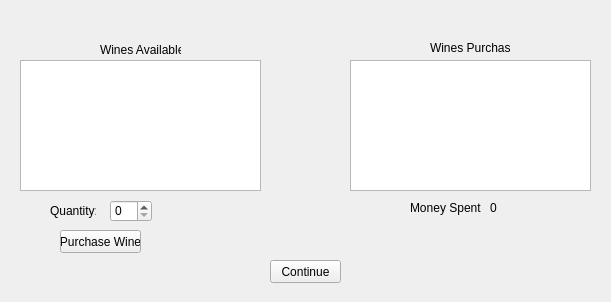
Above: intour.ui from DuncanBauer/WineryTours before the change. Below: the same form after it.
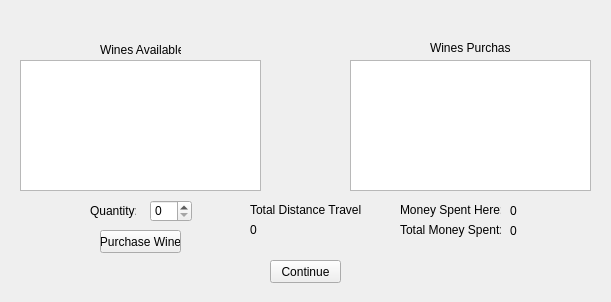
That is the form after the change.

```diff
--- a/intour.ui
+++ b/intour.ui
@@ -10,6 +10,18 @@
     <height>302</height>
    </rect>
   </property>
+  <property name="minimumSize">
+   <size>
+    <width>611</width>
+    <height>302</height>
+   </size>
+  </property>
+  <property name="maximumSize">
+   <size>
+    <width>611</width>
+    <height>302</height>
+   </size>
+  </property>
   <property name="windowTitle">
    <string>Form</string>
   </property>
@@ -42,7 +54,7 @@
   <widget class="QPushButton" name="purchWineButton">
    <property name="geometry">
     <rect>
-     <x>60</x>
+     <x>100</x>
      <y>230</y>
      <width>81</width>
      <height>23</height>
@@ -81,23 +93,23 @@
   <widget class="QLabel" name="totalLabel">
    <property name="geometry">
     <rect>
-     <x>410</x>
+     <x>400</x>
      <y>200</y>
-     <width>71</width>
-     <height>16</height>
+     <width>101</width>
+     <height>20</height>
     </rect>
    </property>
    <property name="text">
-    <string>Money Spent: </string>
+    <string>Money Spent Here: </string>
    </property>
   </widget>
   <widget class="QLabel" name="totalInt">
    <property name="geometry">
     <rect>
-     <x>490</x>
+     <x>510</x>
      <y>200</y>
-     <width>46</width>
-     <height>16</height>
+     <width>81</width>
+     <height>21</height>
     </rect>
    </property>
    <property name="text">
@@ -107,7 +119,7 @@
   <widget class="QSpinBox" name="spinBox">
    <property name="geometry">
     <rect>
-     <x>110</x>
+     <x>150</x>
      <y>200</y>
      <width>42</width>
      <height>22</height>
@@ -117,7 +129,7 @@
   <widget class="QLabel" name="label">
    <property name="geometry">
     <rect>
-     <x>50</x>
+     <x>90</x>
      <y>200</y>
      <width>46</width>
      <height>21</height>
@@ -147,6 +159,58 @@
     </rect>
    </property>
   </widget>
+  <widget class="QLabel" name="totalLabel_2">
+   <property name="geometry">
+    <rect>
+     <x>400</x>
+     <y>220</y>
+     <width>101</width>
+     <height>20</height>
+    </rect>
+   </property>
+   <property name="text">
+    <string>Total Money Spent:</string>
+   </property>
+  </widget>
+  <widget class="QLabel" name="totalSpent">
+   <property name="geometry">
+    <rect>
+     <x>510</x>
+     <y>220</y>
+     <width>81</width>
+     <height>21</height>
+    </rect>
+   </property>
+   <property name="text">
+    <string>0</string>
+   </property>
+  </widget>
+  <widget class="QLabel" name="totalLabel_3">
+   <property name="geometry">
+    <rect>
+     <x>250</x>
+     <y>200</y>
+     <width>111</width>
+     <height>20</height>
+    </rect>
+   </property>
+   <property name="text">
+    <string>Total Distance Traveled:</string>
+   </property>
+  </widget>
+  <widget class="QLabel" name="distanceTraveled">
+   <property name="geometry">
+    <rect>
+     <x>250</x>
+     <y>220</y>
+     <width>111</width>
+     <height>20</height>
+    </rect>
+   </property>
+   <property name="text">
+    <string>0</string>
+   </property>
+  </widget>
  </widget>
  <resources/>
  <connections/>
```
Left out of the diff: 2 changed lines with no effect on the pictures.
